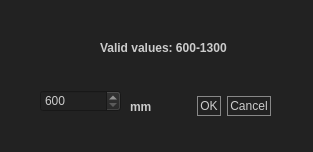
Above: source/resources/addWavelengthDialog.ui from jaytreee/PresetEditor before the change. Below: the same form after it.
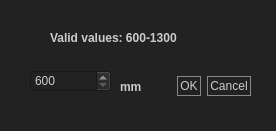
That is the form after the change.

Commit message: Set color text of radio Buttons to grey when multipanel is disabled

Diff of the .ui file:
```diff
--- a/source/resources/addWavelengthDialog.ui
+++ b/source/resources/addWavelengthDialog.ui
@@ -6,8 +6,8 @@
    <rect>
     <x>0</x>
     <y>0</y>
-    <width>313</width>
-    <height>152</height>
+    <width>276</width>
+    <height>131</height>
    </rect>
   </property>
   <property name="windowTitle">
@@ -85,8 +85,8 @@
   <widget class="QDialogButtonBox" name="buttonBox">
    <property name="geometry">
     <rect>
-     <x>180</x>
-     <y>90</y>
+     <x>160</x>
+     <y>70</y>
      <width>91</width>
      <height>32</height>
     </rect>
@@ -107,8 +107,8 @@
   <widget class="QSpinBox" name="spinBox">
    <property name="geometry">
     <rect>
-     <x>40</x>
-     <y>90</y>
+     <x>30</x>
+     <y>70</y>
      <width>81</width>
      <height>22</height>
     </rect>
@@ -123,8 +123,8 @@
   <widget class="QLabel" name="label">
    <property name="geometry">
     <rect>
-     <x>100</x>
-     <y>40</y>
+     <x>50</x>
+     <y>30</y>
      <width>141</width>
      <height>16</height>
     </rect>
@@ -142,8 +142,8 @@
   <widget class="QLabel" name="label_2">
    <property name="geometry">
     <rect>
-     <x>130</x>
-     <y>100</y>
+     <x>120</x>
+     <y>80</y>
      <width>47</width>
      <height>13</height>
     </rect>
```
The commit also changes 4 other files.
